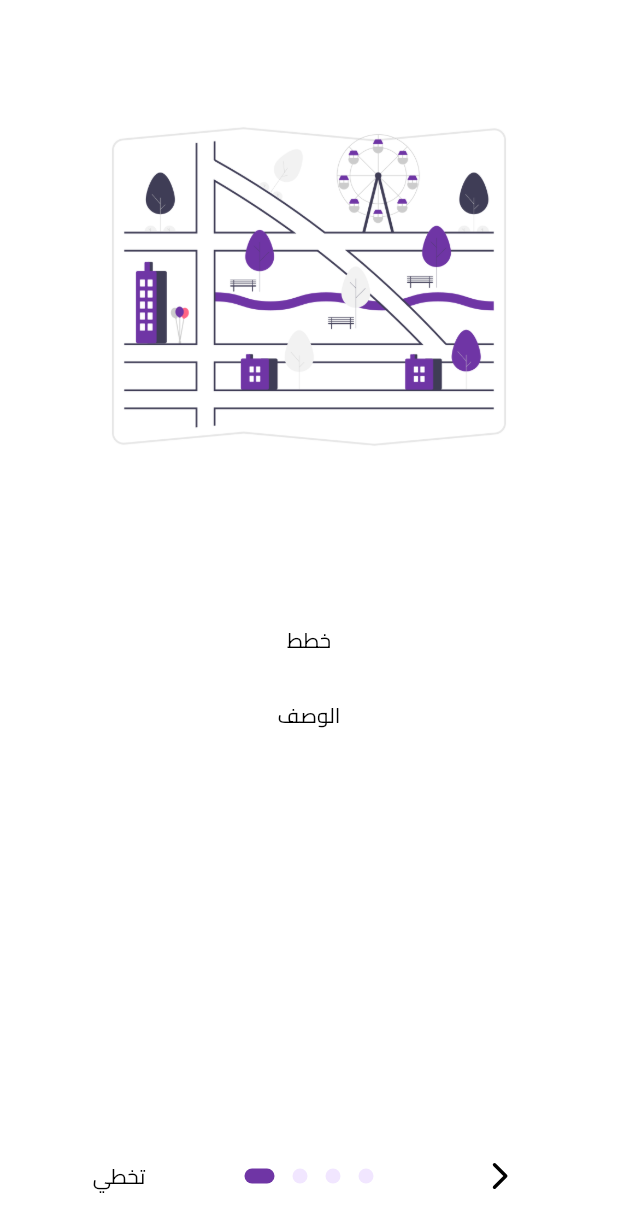
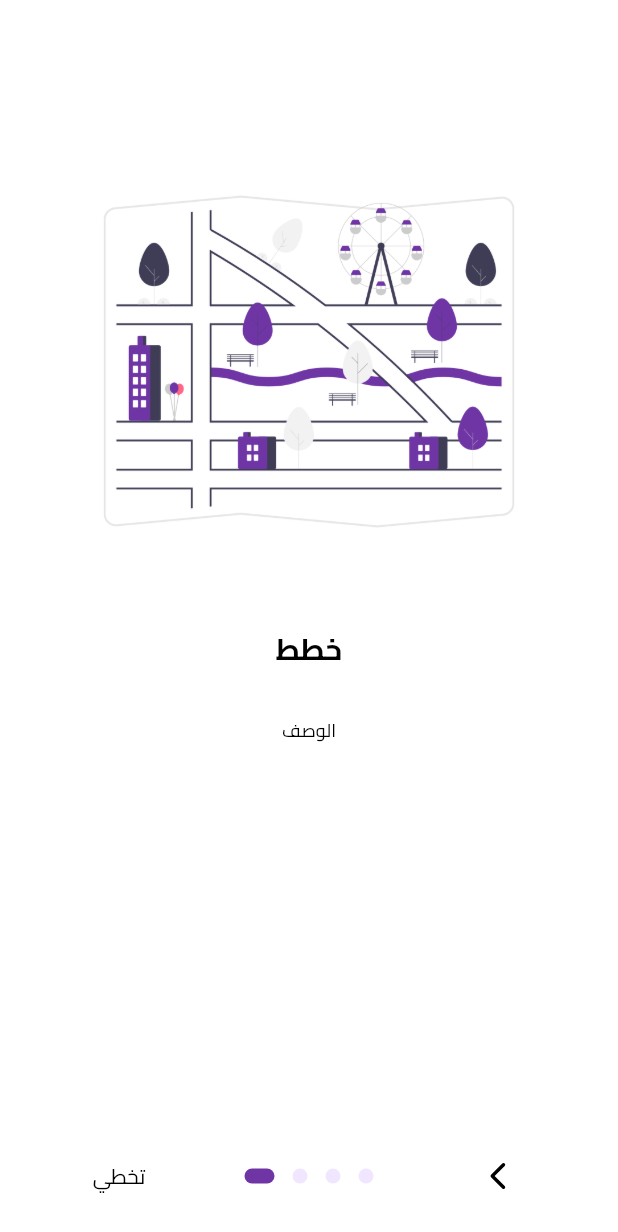
Before and after one commit to hebaea/my-trip, a Flutter app: the screen it shows after launch, on a phone screen of 412 x 824 dp. Shown: the top 1232 px of the screen. Run offline on Flutter 3.47's test engine with Material 2 defaults, Android fonts, the phone set to English and light mode, and no system bars; drawn by our look-alikes of introduction_screen; our stand-ins replace flutter_phosphor_icons, flutter_svg, get.

Commit message:
add arabic direction to onboard screen

```diff
--- a/lib/app/modules/onboarding/views/onboarding_view.dart
+++ b/lib/app/modules/onboarding/views/onboarding_view.dart
@@ -15,47 +15,37 @@ class OnboardingView extends GetView<OnboardingController> {
   Widget build(BuildContext context) {
     return SafeArea(
       child: IntroductionScreen(
+        rtl: true,
         skipStyle: TextButton.styleFrom(primary: kPrimaryColor),
         doneStyle: TextButton.styleFrom(primary: kPrimaryColor),
         nextStyle: TextButton.styleFrom(primary: kPrimaryColor),
         pages: [
           PageViewModel(
-            titleWidget: const DefaultText(
-              'خطط',
-            ),
-            bodyWidget: const DefaultText(
-              'الوصف',
-            ),
+            titleWidget: const DefaultText('خطط',
+                fontSize: 20, fontWeight: FontWeight.bold),
+            bodyWidget: const DefaultText('الوصف', fontSize: 12),
             image: buildImage('assets/images/plan.png'),
             decoration: getPageDecoration(),
           ),
           PageViewModel(
-            titleWidget: const DefaultText(
-              'اختر وجهنك',
-            ),
-            bodyWidget: const DefaultText(
-              'الوصف',
-            ),
+            titleWidget: const DefaultText('اختر وجهنك',
+                fontSize: 20, fontWeight: FontWeight.bold),
+            bodyWidget: const DefaultText('الوصف', fontSize: 12),
             image: buildImage('assets/images/shoosedistination.png'),
             decoration: getPageDecoration(),
           ),
           PageViewModel(
-            titleWidget: const DefaultText(
-              'احجز',
-            ),
-            bodyWidget: const DefaultText(
-              'الوصف',
-            ),
+            titleWidget: const DefaultText('احجز',
+                fontSize: 20, fontWeight: FontWeight.bold),
+            bodyWidget: const DefaultText('الوصف', fontSize: 12),
             image: buildImage('assets/images/book.png'),
             decoration: getPageDecoration(),
           ),
           PageViewModel(
-            titleWidget: const DefaultText(
-              'اعد حقائبك',
-            ),
-            bodyWidget: const DefaultText(
-              ' ,  هيا بنا , ابدأ الرحلة',
-            ),
+            titleWidget: const DefaultText('اعد حقائبك',
+                fontSize: 20, fontWeight: FontWeight.bold),
+            bodyWidget:
+                const DefaultText(' ,  هيا بنا , ابدأ الرحلة', fontSize: 12),
             footer: RoundedButton(
               text: 'ابدا رحلتك',
               press: () => Get.to(
@@ -77,7 +67,7 @@ class OnboardingView extends GetView<OnboardingController> {
         ),
         onSkip: () => Get.to(WelcomeView()),
         next: const Icon(
-          PhosphorIcons.caret_right_bold,
+          PhosphorIcons.caret_left_bold,
           color: Colors.black,
         ),
         dotsDecorator: getDotDecoration(),
@@ -87,7 +77,7 @@ class OnboardingView extends GetView<OnboardingController> {
   }
 
   Widget buildImage(String path) =>
-      Center(child: Image.asset(path, width: 350));
+      Center(child: Image.asset(path, width: 700));
 
   DotsDecorator getDotDecoration() => DotsDecorator(
         color: kPrimaryLightColor,
@@ -100,9 +90,6 @@ class OnboardingView extends GetView<OnboardingController> {
       );
 
   PageDecoration getPageDecoration() => const PageDecoration(
-        titleTextStyle: TextStyle(fontSize: 20, fontWeight: FontWeight.bold),
-        bodyTextStyle: TextStyle(fontSize: 12),
-        imagePadding: EdgeInsets.all(24),
-        pageColor: Colors.white,
+        imagePadding: EdgeInsets.only(top: 100),
       );
 }
```
